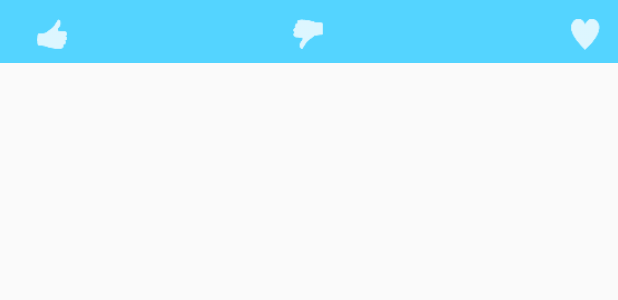
After one commit to echistyakov/GauchoGrub, an Android app: the layout meal_entry_buttons.xml on its own in the app's theme, with its tools: preview values and no code run, on a phone screen of 412 x 824 dp. The commit adds this screen. Shown: the top 300 px of the screen. Run offline under Robolectric (Android 15) with nearby library versions, the phone set to English and light mode, and no system bars; network calls fail.

Commit message:
Locally merged Melvins updated bottom button bar with my Favorites code.

```diff
--- a/GauchoGrubAndroid/app/src/main/java/com/g10/gauchogrub/FavoritesFragment.java
+++ b/GauchoGrubAndroid/app/src/main/java/com/g10/gauchogrub/FavoritesFragment.java
@@ -56,13 +56,13 @@ public class FavoritesFragment extends FavoritesFileStorage {
         favoriteButton.setOnClickListener(new View.OnClickListener() {
             @Override
             public void onClick(View w) {
-                final Drawable current = getResources().getDrawable(R.drawable.favorite);
+                final Drawable current = getResources().getDrawable(R.drawable.ic_action_favorite_on);
                 if (favoriteButton.getBackground().getConstantState().equals(current.getConstantState())) {
                     favoritesList.remove(favorite);
-                    favoriteButton.setBackgroundResource(R.drawable.favoriteoff);
+                    favoriteButton.setBackgroundResource(R.drawable.ic_action_favorite);
                 } else {
                     favoritesList.add(favorite);
-                    favoriteButton.setBackgroundResource(R.drawable.favorite);
+                    favoriteButton.setBackgroundResource(R.drawable.ic_action_favorite_on);
                 }
                 try {
                     writeFavorites(favoritesList);
--- a/GauchoGrubAndroid/app/src/main/res/layout/favorites_entry.xml
+++ b/GauchoGrubAndroid/app/src/main/res/layout/favorites_entry.xml
@@ -23,7 +23,7 @@
         android:layout_width="25dp"
         android:layout_height="25dp"
         android:id="@+id/favoriteButton"
-        android:background="@drawable/favorite"
+        android:background="@drawable/ic_action_favorite"
         android:padding="10dp" />
 
 
--- /dev/null
+++ b/GauchoGrubAndroid/app/src/main/res/layout/meal_entry_buttons.xml
@@ -0,0 +1,40 @@
+<?xml version="1.0" encoding="utf-8"?>
+
+        <RelativeLayout xmlns:android="http://schemas.android.com/apk/res/android"
+            android:id="@+id/bottombar"
+            android:orientation="horizontal"
+            android:layout_alignParentBottom="true"
+            android:layout_width="fill_parent"
+            android:layout_height="wrap_content"
+            android:background="#ff54d4ff"
+            style="@android:style/ButtonBar">
+
+            <ImageButton  android:id="@+id/thumbsUpButton"
+                android:layout_width="35dp"
+                android:layout_height="35dp"
+                android:background="@drawable/ic_action_good"
+                android:padding="15dp"
+                android:layout_marginLeft="20px"
+                android:layout_alignParentLeft="true"
+                android:clickable="true"></ImageButton >
+
+            <ImageButton  android:id="@+id/thumbsDownButton"
+                android:layout_width="35dp"
+                android:layout_height="35dp"
+                android:background="@drawable/ic_action_bad"
+                android:padding="15dp"
+                android:layout_alignParentTop="true"
+                android:layout_centerHorizontal="true"
+                android:clickable="true"></ImageButton >
+
+            <ImageButton  android:id="@+id/favoriteButton"
+                android:layout_width="35dp"
+                android:layout_height="35dp"
+                android:background="@drawable/ic_action_favorite"
+                android:padding="15dp"
+                android:layout_alignParentTop="true"
+                android:layout_alignParentRight="true"
+                android:layout_alignParentEnd="true"
+                android:clickable="true"></ImageButton >
+
+        </RelativeLayout>
```
Also changed, not shown: GauchoGrubAndroid/app/src/main/java/com/g10/gauchogrub/MenuFragment.java (+39 -37 lines), GauchoGrubAndroid/app/src/main/res/layout/meal_entry.xml (+0 -20 lines), GauchoGrubAndroid/app/src/main/res/layout/menu_fragment.xml (+4 -28 lines).
